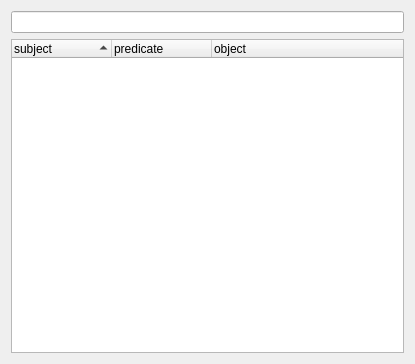
Above: ui/triplecontainer.ui from sempr-tk/sempr-gui before the change. Below: the same form after it.
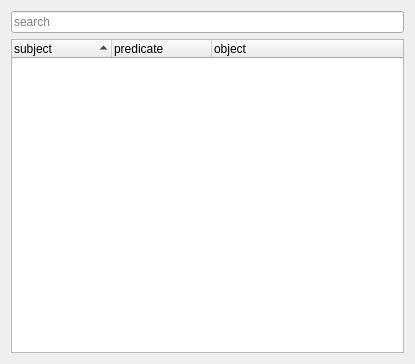
That is the form after the change.

```diff
--- a/ui/triplecontainer.ui
+++ b/ui/triplecontainer.ui
@@ -15,7 +15,11 @@
   </property>
   <layout class="QGridLayout" name="gridLayout">
    <item row="0" column="0">
-    <widget class="QLineEdit" name="lineEdit"/>
+    <widget class="QLineEdit" name="lineEdit">
+     <property name="placeholderText">
+      <string>search</string>
+     </property>
+    </widget>
    </item>
    <item row="1" column="0">
     <widget class="QTreeWidget" name="treeWidget">
```
